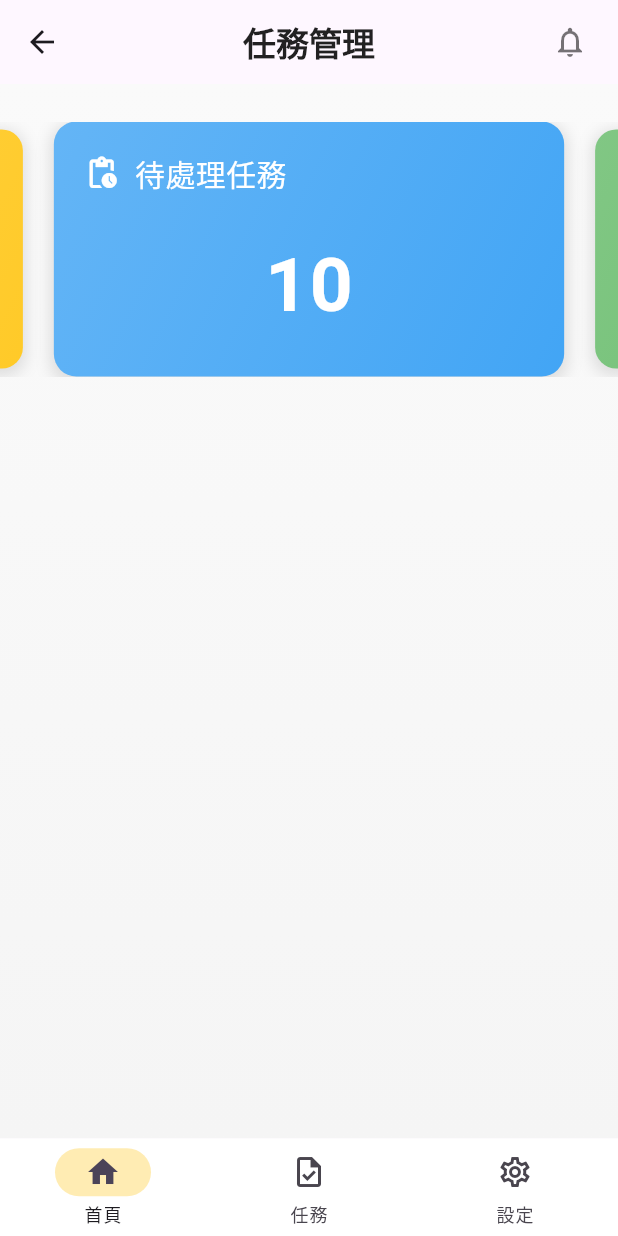
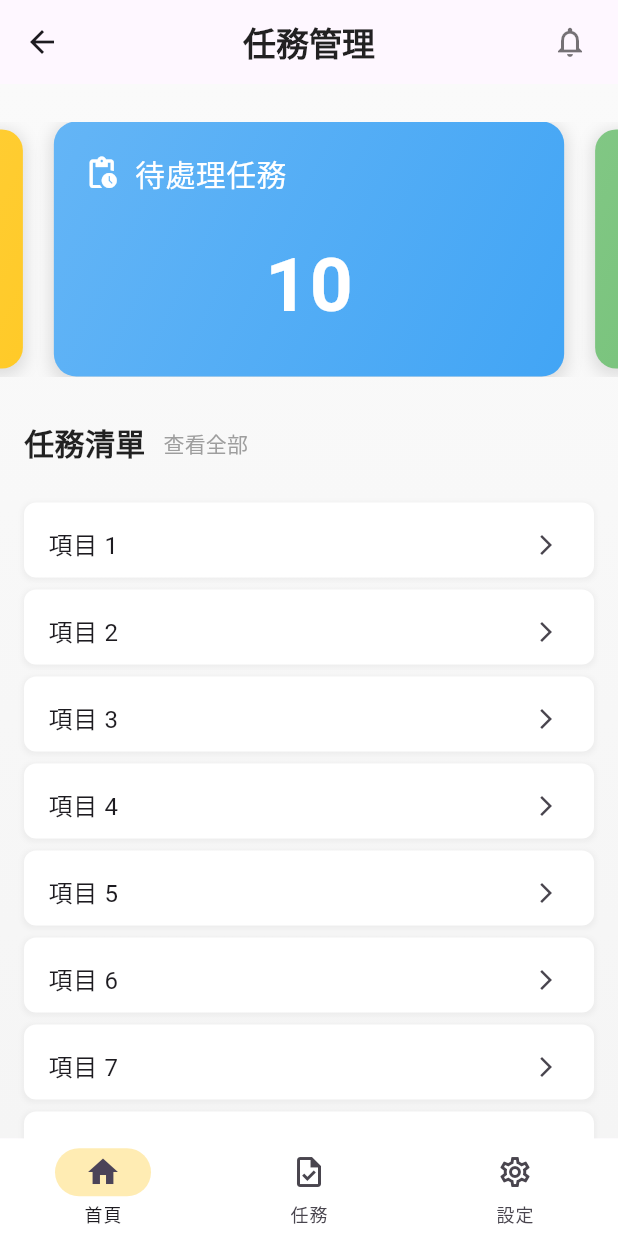
Before and after one commit to yuchiyang123/TASK_MANAGEMENT, a Flutter app: the HomePage screen opened directly, on a phone screen of 412 x 824 dp. Run offline on Flutter 3.47's test engine with Material 3 defaults, Android fonts, the phone set to English and light mode, and no system bars; drawn by our look-alikes of carousel_slider; our stand-ins replace email_validator, flutter_riverpod, loading_indicator, logger, riverpod, shared_preferences; missing offline and left inert: bcrypt, dart_jsonwebtoken, mysql1; accounts and stored records are empty.

Commit message:
修正首頁

```diff
--- a/lib/features/auth/screens/login_screen.dart
+++ b/lib/features/auth/screens/login_screen.dart
@@ -5,7 +5,6 @@ import 'package:task_management/core/routes/app_route.dart';
 import 'package:task_management/features/auth/states/auth_state.dart';
 import 'package:task_management/features/auth/states/login_state.dart';
 import 'package:task_management/features/auth/widgets/bezierContainer.dart';
-import 'package:task_management/features/auth/screens/register_screen.dart';
 import 'package:task_management/shared/widgets/error_dialog.dart';
 import 'package:task_management/features/auth/Exception/auth_exception.dart';
 import 'package:task_management/shared/widgets/loading_animion.dart';
--- a/lib/features/auth/screens/register_screen.dart
+++ b/lib/features/auth/screens/register_screen.dart
@@ -5,7 +5,6 @@ import 'package:task_management/core/routes/app_route.dart';
 import 'package:task_management/features/auth/states/auth_state.dart';
 import 'package:task_management/features/auth/states/register_state.dart';
 import 'package:task_management/features/auth/widgets/bezierContainer.dart';
-import 'package:task_management/features/auth/screens/login_screen.dart';
 import 'package:task_management/shared/models/users.dart';
 import 'package:task_management/features/auth/Exception/auth_exception.dart';
 import 'package:task_management/shared/widgets/error_dialog.dart';
--- a/lib/features/home/screens/home_screen.dart
+++ b/lib/features/home/screens/home_screen.dart
@@ -142,6 +142,65 @@ class _HomePageState extends State<HomePage> {
                 );
               }),
             ),
+            const SizedBox(
+              height: 20,
+            ),
+            Padding(
+              padding: const EdgeInsets.symmetric(horizontal: 16),
+              child: Row(
+                mainAxisAlignment: MainAxisAlignment.start,
+                children: [
+                  const Text(
+                    '任務清單',
+                    style: TextStyle(
+                      fontSize: 20,
+                      fontWeight: FontWeight.w600,
+                      color: Colors.black87,
+                    ),
+                  ),
+                  Row(
+                    mainAxisAlignment: MainAxisAlignment.end,
+                    children: [
+                      TextButton(
+                        onPressed: () {},
+                        child: const Text(
+                          '查看全部',
+                          style: TextStyle(color: Colors.grey, fontSize: 14),
+                        ),
+                      )
+                    ],
+                  ),
+                ],
+              ),
+            ),
+            Expanded(
+              child: ListView.builder(
+                padding: const EdgeInsets.all(16),
+                itemCount: 15,
+                itemBuilder: (context, index) {
+                  return Container(
+                    height: 50,
+                    margin: const EdgeInsets.only(bottom: 8),
+                    decoration: BoxDecoration(
+                      color: Colors.white,
+                      borderRadius: BorderRadius.circular(8),
+                      boxShadow: [
+                        BoxShadow(
+                          color: Colors.grey.withOpacity(0.1),
+                          spreadRadius: 1,
+                          blurRadius: 2,
+                          offset: const Offset(0, 1),
+                        ),
+                      ],
+                    ),
+                    child: ListTile(
+                      title: Text('項目 ${index + 1}'),
+                      trailing: const Icon(Icons.arrow_forward_ios, size: 16),
+                    ),
+                  );
+                },
+              ),
+            ),
           ],
         ),
       ),
```
